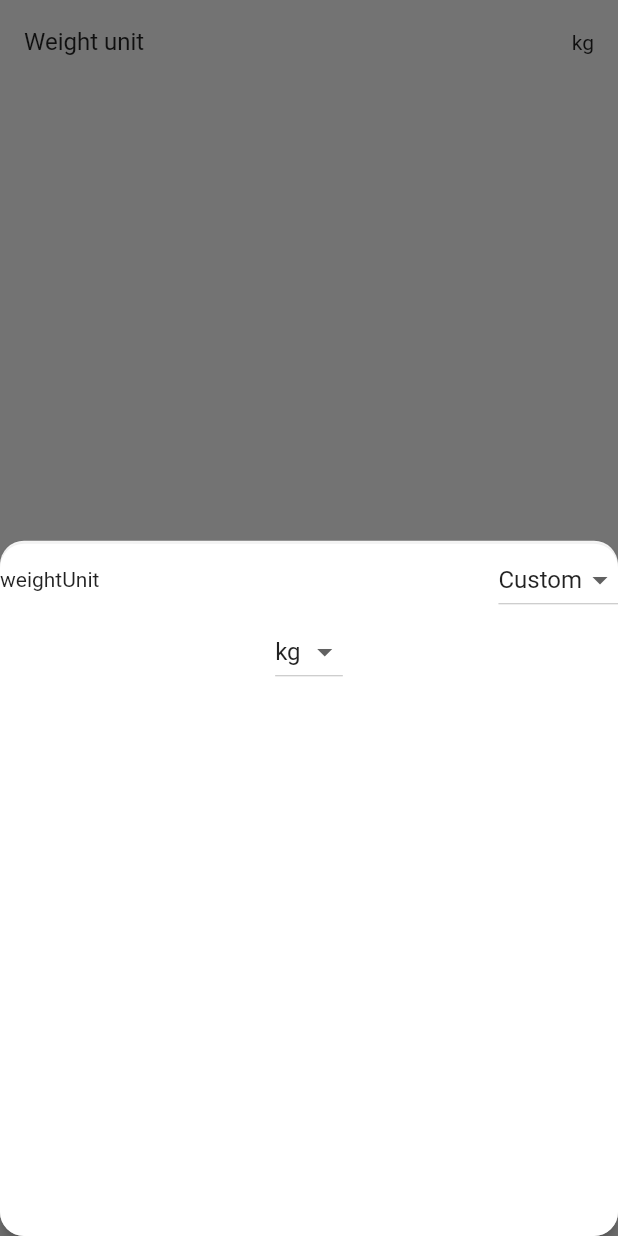
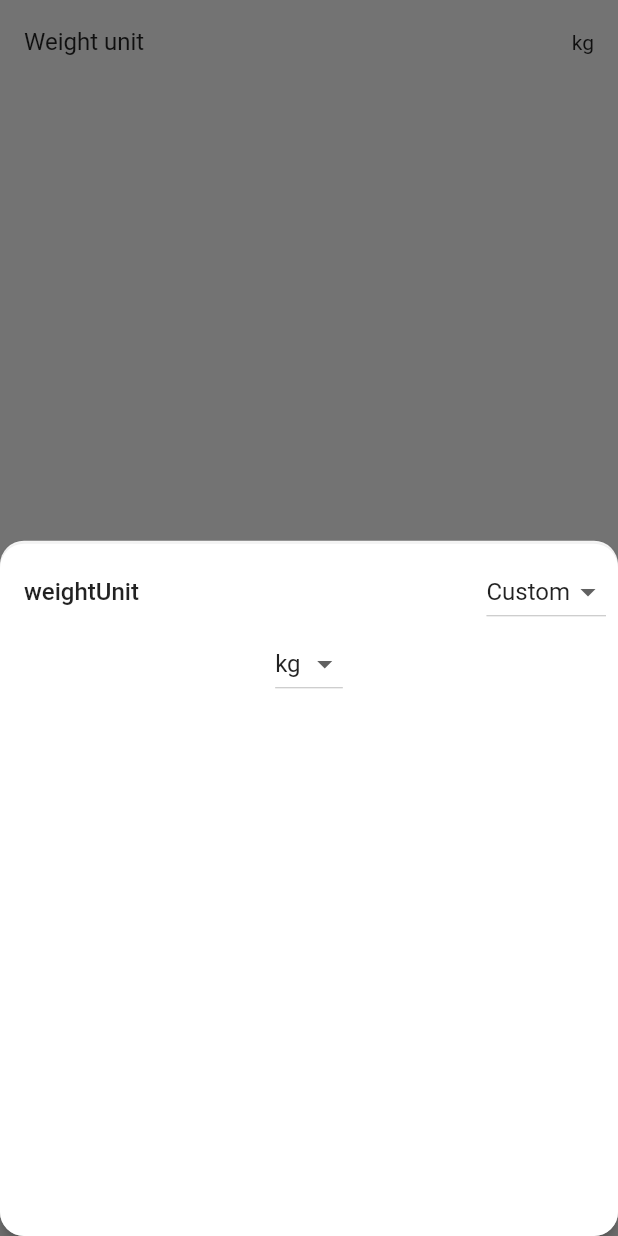
Before and after one commit to Fidev-io/framy, a Flutter app: the FramyWeightUnitDisplayCustomPage screen opened directly, after a tap on the "tune" icon, on a phone screen of 412 x 824 dp. Run offline on Flutter 3.47's test engine with Material 2 defaults, Android fonts, the phone set to English and light mode, and no system bars; our stand-ins replace glob; missing offline and left inert: analyzer, build, dart_style, pedantic, source_gen.

Commit message:
Adjusted styles for inputs and custom models

```diff
--- a/framy_generator/lib/generator/widget_dependencies_panel_generator.dart
+++ b/framy_generator/lib/generator/widget_dependencies_panel_generator.dart
@@ -16,6 +16,8 @@ class FramyWidgetDependenciesPanel extends StatelessWidget {
         elevation: 4,
         shape: RoundedRectangleBorder(borderRadius: BorderRadius.circular(16)),
         child: SingleChildScrollView(
+          child: Padding(
+            padding: const EdgeInsets.all(8),
             child: Column(
               children: dependencies
                   .map((dep) => FramyWidgetDependencyInput(
@@ -24,6 +26,7 @@ class FramyWidgetDependenciesPanel extends StatelessWidget {
                         presets: presets,
                       ))
                   .toList(),
+            ),
           ),
         ),
       ),
--- a/test_apps/weight_tracker/lib/main.app.framy.dart
+++ b/test_apps/weight_tracker/lib/main.app.framy.dart
@@ -930,6 +930,8 @@ class FramyWidgetDependenciesPanel extends StatelessWidget {
         elevation: 4,
         shape: RoundedRectangleBorder(borderRadius: BorderRadius.circular(16)),
         child: SingleChildScrollView(
+          child: Padding(
+            padding: const EdgeInsets.all(8),
             child: Column(
               children: dependencies
                   .map((dep) => FramyWidgetDependencyInput(
@@ -938,6 +940,7 @@ class FramyWidgetDependenciesPanel extends StatelessWidget {
                         presets: presets,
                       ))
                   .toList(),
+            ),
           ),
         ),
       ),
@@ -1011,9 +1014,14 @@ class FramyWidgetDependencyInput extends StatelessWidget {
     return Column(
       children: [
         Row(
-          mainAxisAlignment: MainAxisAlignment.spaceBetween,
           children: [
-            Text(dependency.name),
+            const SizedBox(width: 8),
+            Expanded(
+              child: Text(
+                dependency.name,
+                style: TextStyle(fontSize: 16, fontWeight: FontWeight.w500),
+              ),
+            ),
             FramyPresetDropdown(
               dependency: dependency,
               onChanged: _onValueChanged,
@@ -1043,6 +1051,13 @@ class FramyWidgetDependencyInput extends StatelessWidget {
               dependency.type == 'double')
             TextFormField(
               key: inputKey,
+              decoration: InputDecoration(
+                filled: true,
+                border: OutlineInputBorder(
+                  borderRadius: BorderRadius.circular(8),
+                  borderSide: BorderSide.none,
+                ),
+              ),
               initialValue: dependency.value?.toString(),
               autovalidate: true,
               validator: (value) {
@@ -1101,7 +1116,7 @@ class FramyWidgetDependencyInput extends StatelessWidget {
                   .toList(),
             )
           else
-            Text('Not supported type')
+            Text('Not supported type'),
       ],
     );
   }
@@ -1121,12 +1136,8 @@ class FramyModelInput extends StatelessWidget {
   @override
   Widget build(BuildContext context) {
     return Container(
-      margin: const EdgeInsets.all(8),
-      padding: const EdgeInsets.all(8),
-      decoration: BoxDecoration(
-        border: Border.all(color: Theme.of(context).primaryColor),
-        borderRadius: BorderRadius.circular(8),
-      ),
+      padding: const EdgeInsets.symmetric(horizontal: 8),
+      decoration: BoxDecoration(color: const Color(0xFFF8F8F8)),
       child: Column(
         children: dependencies
             .map((dep) => FramyWidgetDependencyInput(
```
Also changed, not shown: framy_generator/lib/generator/widget_dependency_input_generator.dart (+17 -9 lines). Lines whose indentation alone changed are shown as unchanged.
